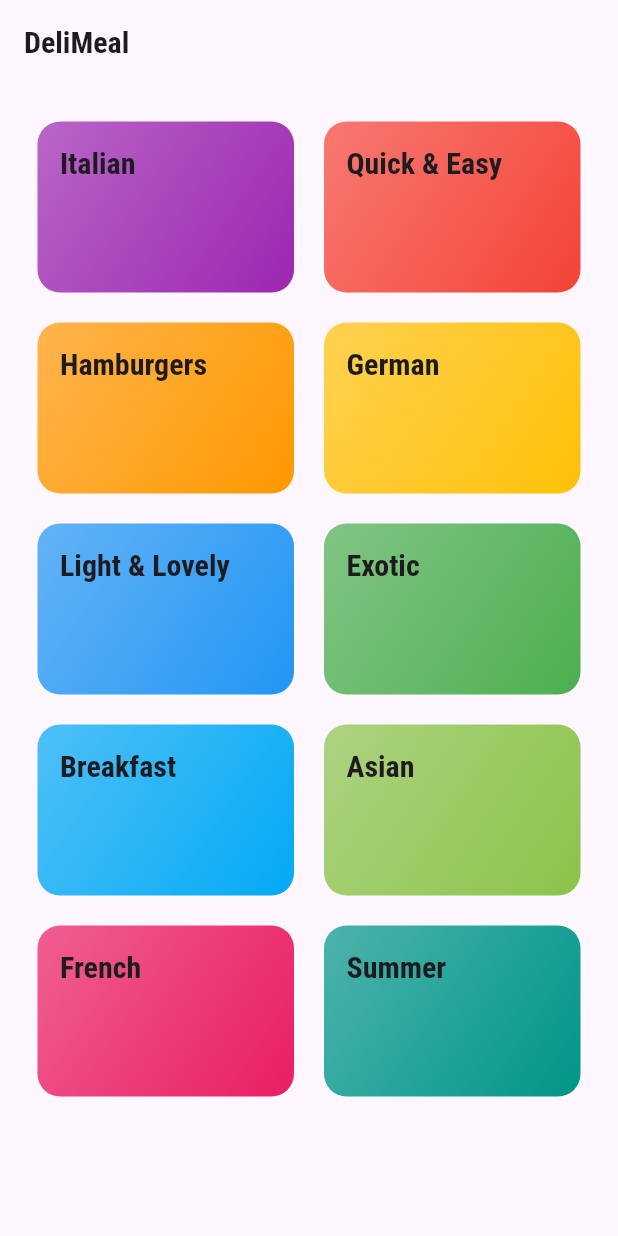
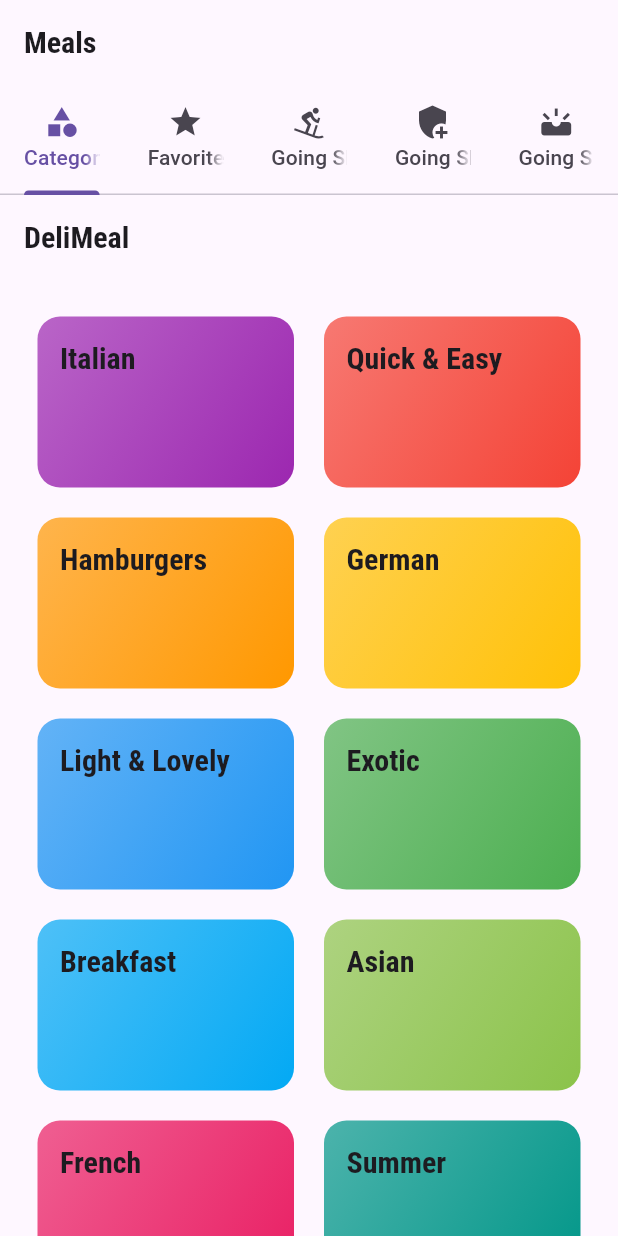
Before and after one commit to kmayatwal/meals_app, a Flutter app: the screen it shows after launch, on a phone screen of 412 x 824 dp. Run offline on Flutter 3.47's test engine with Material 3 defaults, Android fonts, the phone set to English and light mode, and no system bars.

Commit message:
Using Default tab contorller widget

```diff
--- a/lib/main.dart
+++ b/lib/main.dart
@@ -1,5 +1,6 @@
 import 'package:flutter/material.dart';
 
+import './screens/tabs_screen.dart';
 import './screens/meal_detail_screen.dart';
 import './screens/category_screen.dart';
 import './screens/category_meals_screen.dart';
@@ -33,7 +34,7 @@ class MyApp extends StatelessWidget {
       // home: CategoriesScreen(),
       initialRoute: '/',
       routes: {
-        '/': (context) => CategoriesScreen(),
+        '/': (context) => TabsScreen(),
         CategoryMealsScreen.routeName: (context) => CategoryMealsScreen(),
         MealDetail.routeName: (context) => MealDetail(),
       },
--- /dev/null
+++ b/lib/screens/favorites.screen.dart
@@ -0,0 +1,12 @@
+import 'package:flutter/material.dart';
+
+class Favorites extends StatelessWidget {
+  // const Favorites({ Key? key }) : super(key: key);
+
+  @override
+  Widget build(BuildContext context) {
+    return Center(
+      child: Text('Favorites'),
+    );
+  }
+}
--- /dev/null
+++ b/lib/screens/tabs_screen.dart
@@ -0,0 +1,58 @@
+import 'package:flutter/material.dart';
+
+import './favorites.screen.dart';
+import './category_screen.dart';
+
+class TabsScreen extends StatefulWidget {
+  // const TabsScreen({ Key? key }) : super(key: key);
+
+  @override
+  State<TabsScreen> createState() => _TabsScreenState();
+}
+
+class _TabsScreenState extends State<TabsScreen> {
+  @override
+  Widget build(BuildContext context) {
+    return DefaultTabController(
+      length: 5,
+      child: Scaffold(
+        appBar: AppBar(
+          title: Text('Meals'),
+          bottom: TabBar(
+            tabs: <Widget>[
+              Tab(
+                icon: Icon(Icons.category),
+                text: 'Categories',
+              ),
+              Tab(
+                icon: Icon(Icons.star),
+                text: 'Favorites',
+              ),
+              Tab(
+                icon: Icon(Icons.downhill_skiing),
+                text: 'Going Skiing',
+              ),
+              Tab(
+                icon: Icon(Icons.add_moderator),
+                text: 'Going Skiing',
+              ),
+              Tab(
+                icon: Icon(Icons.upcoming),
+                text: 'Going Skiing',
+              ),
+            ],
+          ),
+        ),
+        body: TabBarView(
+          children: <Widget>[
+            CategoriesScreen(),
+            Favorites(),
+            CategoriesScreen(),
+            Favorites(),
+            CategoriesScreen()
+          ],
+        ),
+      ),
+    );
+  }
+}
```
